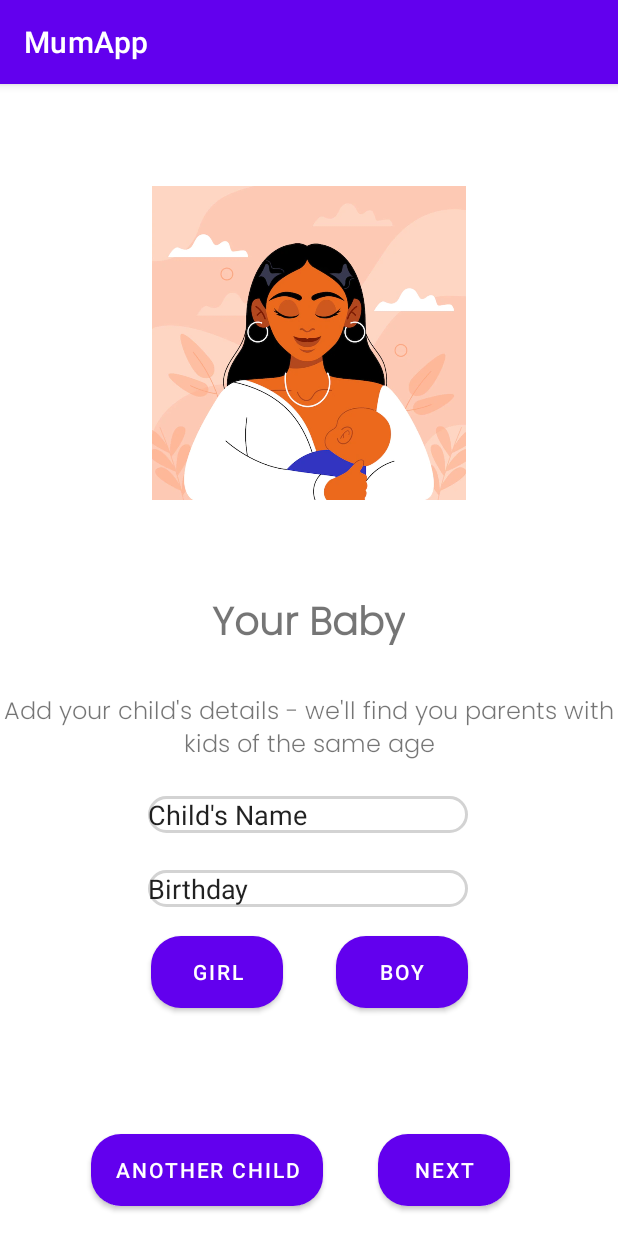
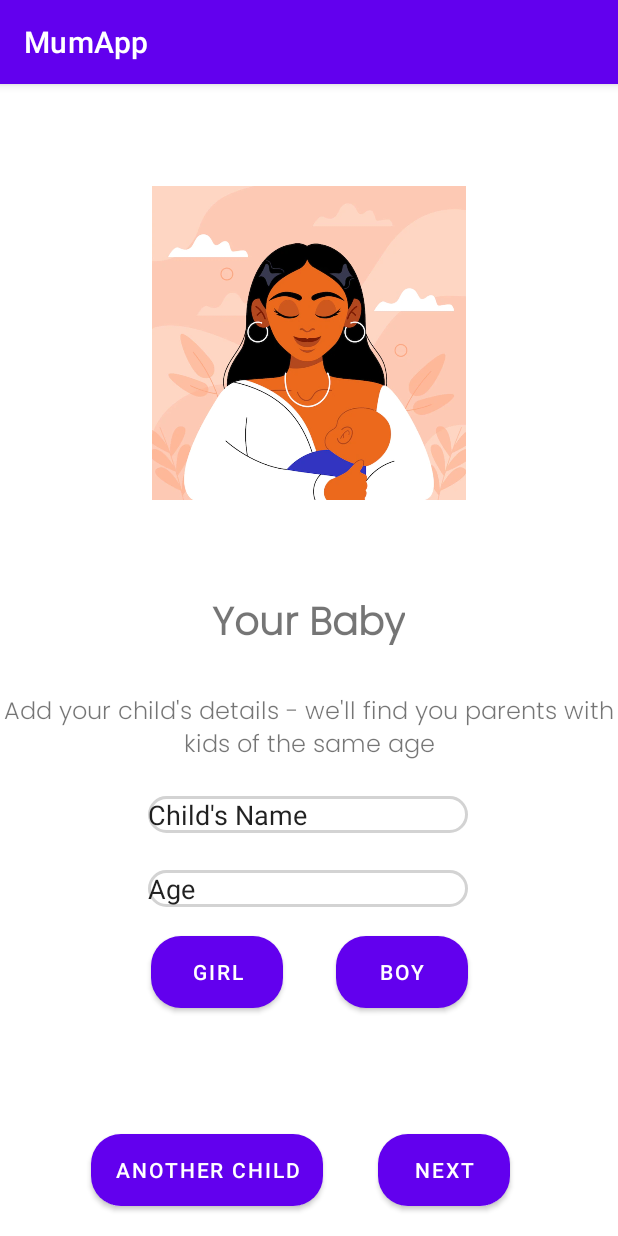
Before and after one commit to JMDev2/MumApp, an Android app: the ChildDetailActivity screen opened directly, with no data from a screen before it, on a phone screen of 412 x 824 dp. Run offline under Robolectric (Android 15) with nearby library versions, the phone set to English and light mode, and no system bars; Roboto replaces fonts that are not available here.

Commit message:
delete unused layout

```diff
--- a/app/src/main/java/com/moringaschool/mumapp/ui/ChildDetailActivity.java
+++ b/app/src/main/java/com/moringaschool/mumapp/ui/ChildDetailActivity.java
@@ -3,14 +3,35 @@ package com.moringaschool.mumapp.ui;
 import androidx.appcompat.app.AppCompatActivity;
 
 import android.os.Bundle;
+import android.view.View;
+import android.widget.Button;
+import android.widget.EditText;
 
 import com.moringaschool.mumapp.R;
 
-public class ChildDetailActivity extends AppCompatActivity {
+public class ChildDetailActivity extends AppCompatActivity implements View.OnClickListener {
+    private EditText mChildName;
+    private EditText mAge;
+    private Button mGirl;
+    private Button mBoy;
+    private Button mAnother;
+    private Button mNext;
 
     @Override
     protected void onCreate(Bundle savedInstanceState) {
         super.onCreate(savedInstanceState);
         setContentView(R.layout.activity_child_detail);
+
+        mChildName = findViewById(R.id.ChildName);
+        mAge = findViewById(R.id.Age);
+        mGirl = findViewById(R.id.girlBtn);
+        mBoy = findViewById(R.id.boyBtn);
+        mAnother = findViewById(R.id.anotherBtn);
+        mNext = findViewById(R.id.nextBtn);
+    }
+
+    @Override
+    public void onClick(View v) {
+
     }
 }
--- a/app/src/main/res/layout/activity_child_detail.xml
+++ b/app/src/main/res/layout/activity_child_detail.xml
@@ -49,7 +49,7 @@
         app:layout_constraintVertical_bias="0.071" />
 
     <EditText
-        android:id="@+id/editTextTextPersonName"
+        android:id="@+id/ChildName"
         android:layout_width="wrap_content"
         android:layout_height="wrap_content"
         android:layout_marginTop="20dp"
@@ -63,35 +63,35 @@
         app:layout_constraintTop_toBottomOf="@+id/textView8" />
 
     <EditText
-        android:id="@+id/editTextDate"
+        android:id="@+id/Age"
         android:layout_width="wrap_content"
         android:layout_height="wrap_content"
         android:ems="10"
         android:inputType="date"
-        android:text="Birthday"
+        android:text="Age"
         android:background="@drawable/edit_text_bg"
         app:layout_constraintBottom_toBottomOf="parent"
         app:layout_constraintEnd_toEndOf="parent"
         app:layout_constraintHorizontal_bias="0.497"
         app:layout_constraintStart_toStartOf="parent"
-        app:layout_constraintTop_toBottomOf="@+id/editTextTextPersonName"
+        app:layout_constraintTop_toBottomOf="@+id/ChildName"
         app:layout_constraintVertical_bias="0.1" />
 
     <Button
-        android:id="@+id/button4"
+        android:id="@+id/girlBtn"
         android:layout_width="wrap_content"
         android:layout_height="wrap_content"
         android:text="Girl"
         android:background="@drawable/button_bg"
         app:layout_constraintBottom_toBottomOf="parent"
-        app:layout_constraintEnd_toStartOf="@+id/button5"
+        app:layout_constraintEnd_toStartOf="@+id/boyBtn"
         app:layout_constraintHorizontal_bias="0.74"
         app:layout_constraintStart_toStartOf="parent"
-        app:layout_constraintTop_toBottomOf="@+id/editTextDate"
+        app:layout_constraintTop_toBottomOf="@+id/Age"
         app:layout_constraintVertical_bias="0.114" />
 
     <Button
-        android:id="@+id/button5"
+        android:id="@+id/boyBtn"
         android:layout_width="wrap_content"
         android:layout_height="wrap_content"
         android:layout_marginEnd="100dp"
@@ -99,24 +99,24 @@
         android:background="@drawable/button_bg"
         app:layout_constraintBottom_toBottomOf="parent"
         app:layout_constraintEnd_toEndOf="parent"
-        app:layout_constraintTop_toBottomOf="@+id/editTextDate"
+        app:layout_constraintTop_toBottomOf="@+id/Age"
         app:layout_constraintVertical_bias="0.114" />
 
     <Button
-        android:id="@+id/button6"
+        android:id="@+id/anotherBtn"
         android:layout_width="wrap_content"
         android:layout_height="wrap_content"
         android:text="Another Child"
         android:background="@drawable/button_bg"
         app:layout_constraintBottom_toBottomOf="parent"
-        app:layout_constraintEnd_toStartOf="@+id/button7"
+        app:layout_constraintEnd_toStartOf="@+id/nextBtn"
         app:layout_constraintHorizontal_bias="0.622"
         app:layout_constraintStart_toStartOf="parent"
-        app:layout_constraintTop_toBottomOf="@+id/button4"
+        app:layout_constraintTop_toBottomOf="@+id/girlBtn"
         app:layout_constraintVertical_bias="0.809" />
 
     <Button
-        android:id="@+id/button7"
+        android:id="@+id/nextBtn"
         android:layout_width="wrap_content"
         android:layout_height="wrap_content"
         android:layout_marginEnd="72dp"
@@ -124,6 +124,6 @@
         android:background="@drawable/button_bg"
         app:layout_constraintBottom_toBottomOf="parent"
         app:layout_constraintEnd_toEndOf="parent"
-        app:layout_constraintTop_toBottomOf="@+id/button5"
+        app:layout_constraintTop_toBottomOf="@+id/boyBtn"
         app:layout_constraintVertical_bias="0.809" />
 </androidx.constraintlayout.widget.ConstraintLayout>
```
Also changed, not shown: app/src/main/res/layout/activity_user.xml (deleted, +0 -122 lines).
